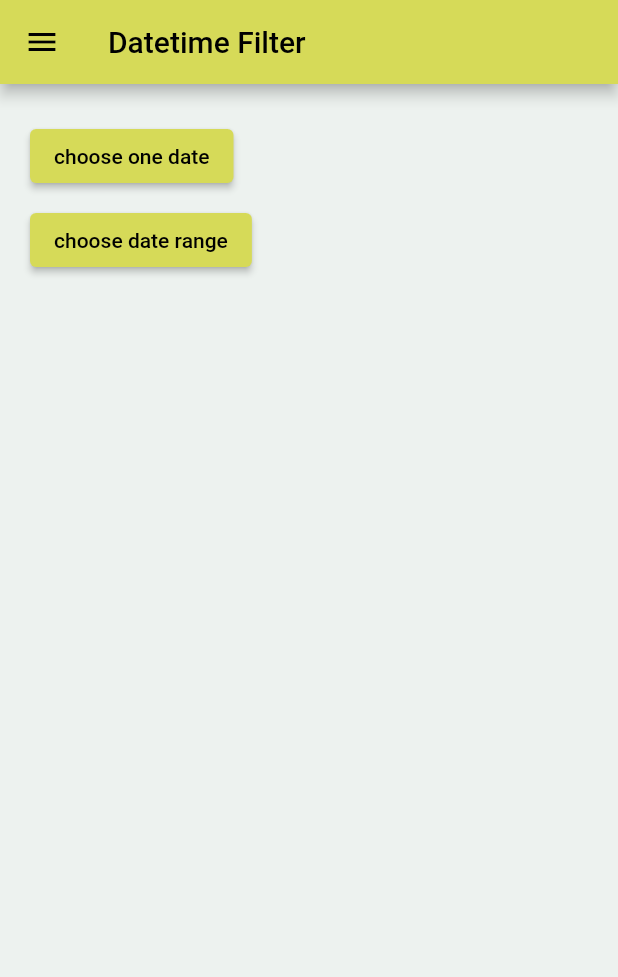
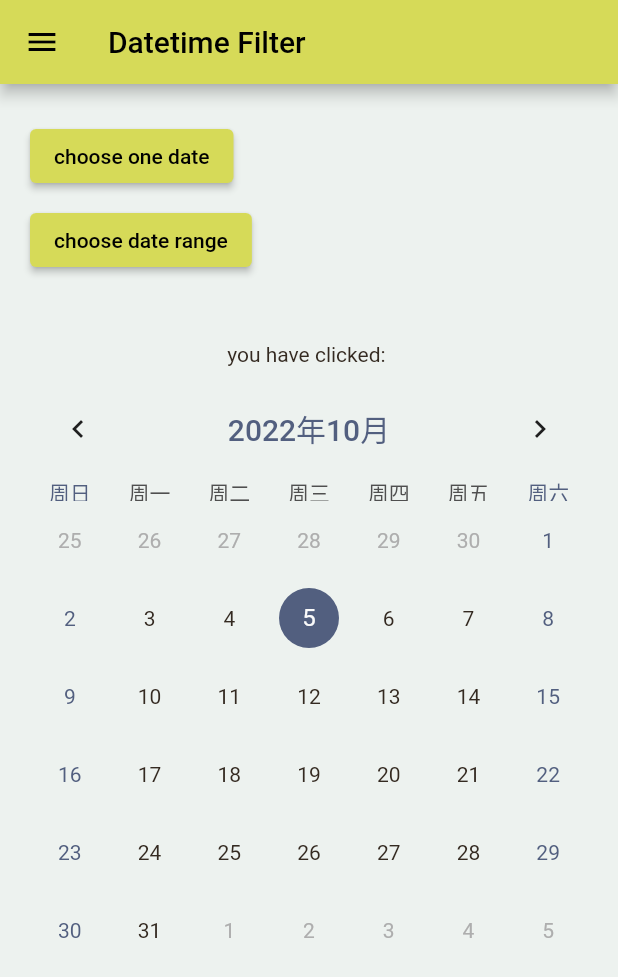
Before and after one commit to chaoowen/flutter-test, a Flutter app: the DateTimePage screen opened directly, on a phone screen of 412 x 824 dp. Shown: the top 977 px of the screen. Run offline on Flutter 3.47's test engine with Material 2 defaults, Android fonts, the phone set to English and light mode, and no system bars; drawn by our look-alikes of table_calendar; our stand-ins replace dio, transparent_image; network calls fail.

Commit message:
feat: dio api 串接、table calendar 套件

```diff
--- a/lib/component/page3.dart
+++ b/lib/component/page3.dart
@@ -3,9 +3,13 @@ import 'package:flutter/widgets.dart';
 import 'package:flutter/rendering.dart';
 import 'common.dart';
 import './../main.dart';
+// table calender
+import 'package:intl/date_symbol_data_local.dart';
+import 'package:table_calendar/table_calendar.dart';
+
+// -----------------------------------------------------
 
 
-// -----------------------------------------------------
 class DateTimePage extends StatefulWidget {
   const DateTimePage({super.key});
 
@@ -27,7 +31,7 @@ class _DateTimePageState extends State<DateTimePage> {
       ),
       // ---------------------------------------------
       drawer: SlideBar(context),
-      body: Container(
+      body: SingleChildScrollView(
         padding: EdgeInsets.all(20),
         child: Column(
           // mainAxisAlignment: MainAxisAlignment.center,
@@ -77,14 +81,89 @@ class _DateTimePageState extends State<DateTimePage> {
                   child: Text(dayRange == 'null' ? '' : dayRange),
                 ),
               ],
-            )
-
-
+            ),
+            SizedBox(
+              height: 40,
+            ),
+            const tableCalendar(),
           ],
         ),
       ),
-
     );
-        // -----------------------------------------
   }
 }
+
+
+
+class tableCalendar extends StatefulWidget {
+  const tableCalendar({super.key});
+
+  @override
+  State<tableCalendar> createState() => _tableCalendarState();
+}
+
+class _tableCalendarState extends State<tableCalendar>  {
+  DateTime _focusedDay = DateTime.now();
+  DateTime ? _selectedDay;
+
+  @override
+  Widget build(BuildContext context) {
+    initializeDateFormatting('zh_CN', null);
+    return Column(
+      children: [
+        Text("you have clicked: ${_selectedDay?.toString().split(' ')[0] ?? ''}"),
+        SizedBox(height: 10,),
+        TableCalendar(
+          locale: 'zh_CN',
+          firstDay: DateTime.utc(2010, 10, 16),
+          lastDay: DateTime.utc(2030, 3, 14),
+          focusedDay: _focusedDay,
+          // calendarFormat: _calendarFormat,
+          selectedDayPredicate: (day) {
+            return isSameDay(_selectedDay, day);
+          },
+          onDaySelected: (selectedDay, focusedDay) {
+            if (!isSameDay(_selectedDay, selectedDay)) {
+              setState(() {
+                _selectedDay = selectedDay;
+                _focusedDay = focusedDay;
+              });
+            }
+          },
+          onPageChanged: (focusedDay) {
+            // No need to call `setState()` here
+            _focusedDay = focusedDay;
+          },
+          // 自訂樣式
+          headerStyle: const HeaderStyle(
+            formatButtonVisible: false,  // 不顯示button
+            titleCentered: true,  // 置中
+            titleTextStyle: TextStyle(
+              color: Color.fromRGBO(82, 95, 127, 1),
+              fontSize: 20,
+              fontWeight: FontWeight.w500,
+            ),
+          ),
+          // 星期的 style
+          daysOfWeekStyle: const DaysOfWeekStyle(
+            // weekdayStyle: TextStyle(fontSize: 14, color: Color.fromRGBO(82, 95, 127, 1)),
+            weekendStyle: TextStyle(fontSize: 14, color: Color.fromRGBO(82, 95, 127, 1)),
+          ),
+          calendarStyle: const CalendarStyle(
+            weekendTextStyle: TextStyle(color: Color.fromRGBO(82, 95, 127, 1)),
+            // weekNumberTextStyle: TextStyle(fontSize: 16, color: Color.fromRGBO(82, 95, 127, 1)),
+            todayDecoration: BoxDecoration(
+              color: Color.fromRGBO(82, 95, 127, 1),
+              shape: BoxShape.circle,
+            ),
+            selectedDecoration: BoxDecoration(
+              color: Color.fromRGBO(98, 119, 226, 1),
+              shape: BoxShape.circle,
+            ),
+          ),
+        ),
+      ],
+    );
+
+  }
+}
--- a/lib/component/page4.dart
+++ b/lib/component/page4.dart
@@ -63,17 +63,17 @@ class AnimationPage extends StatelessWidget {
         url: 'https://assets.juksy.com/files/articles/53954/800x_100_w-61c2fa191595e.jpg',
       ),
       pokemonItem(
-        name: '六尾 Luiway',
+        name: '六尾 Luoway',
         description: '長年在阿羅拉地區萬年積雪的山上生活，使得六尾擁有了冰的能力。',
         url: 'https://a.rimg.com.tw/s2/b/93/bc/21701025217468_963.jpg',
       ),
       pokemonItem(
-        name: '水君 Shuagin',
+        name: '水君 Shuegin',
         description: '體內蘊藏著泉水般溫柔的寶可夢。會用滑行般的動作在大地上奔跑，有著淨化濁水的力量。',
         url: 'https://img.ttshow.tw/images/author/dean/02034-6.jpg',
       ),
       pokemonItem(
-        name: '快龍 Kailong',
+        name: '快龍 Koailong',
         description: '能輕描淡寫地飛越驚濤駭浪，目睹這個景象的船長稱呼牠為大海的化身。',
         url: 'https://encrypted-tbn0.gstatic.com/images?q=tbn:ANd9GcTGrj5ikzuzF7gnzUn8Y0Z5O-vnOHA_BRvgpuXrVowNlaWHlPe7-HTQZqqH18XBuBAf95Y&usqp=CAU',
       ),
--- a/lib/component/page5.dart
+++ b/lib/component/page5.dart
@@ -32,7 +32,7 @@ class PersonalInformationPage extends StatelessWidget {
                 FadeInImage.memoryNetwork(
                   placeholder: kTransparentImage, // transparent_image 提供的圖
                   fadeInDuration: const Duration(seconds: 1),
-                  image: 'https://upload.wikimedia.org/wikipedia/commons/thumb/2/2d/Snake_River_%285mb%29.jpg/1200px-Snake_River_%285mb%29.jpg?20080122031527',
+                  image: 'https://i.imgur.com/P88WwLx.png',
                   fit: BoxFit.cover,
                 ),
                 // Image.network(
--- a/pubspec.yaml
+++ b/pubspec.yaml
@@ -37,6 +37,9 @@ dependencies:
   # Use with the CupertinoIcons class for iOS style icons.
   cupertino_icons: ^1.0.2
   transparent_image: ^2.0.0
+  http: ^0.13.5
+  dio: ^4.0.1
+  table_calendar: ^3.0.7
 
 dev_dependencies:
   flutter_test:
```
Also changed, not shown: lib/component/common.dart (+9 -0 lines), lib/component/page6.dart (added, +80 -0 lines), lib/main.dart (line endings or trailing spaces), pubspec.lock.
